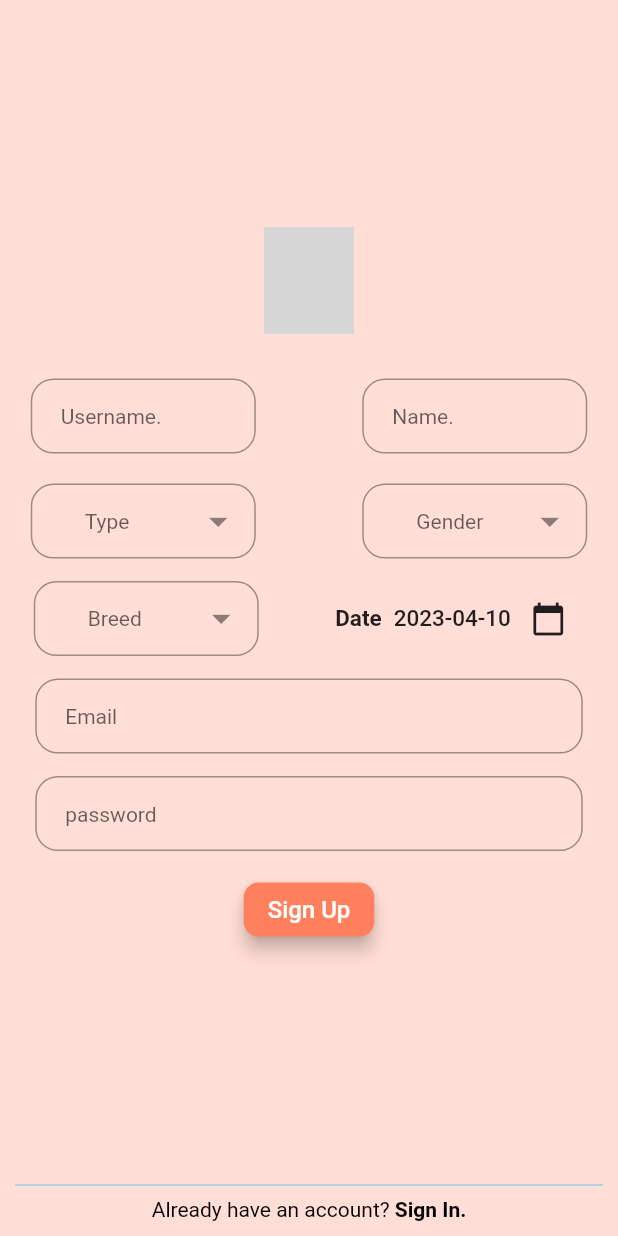
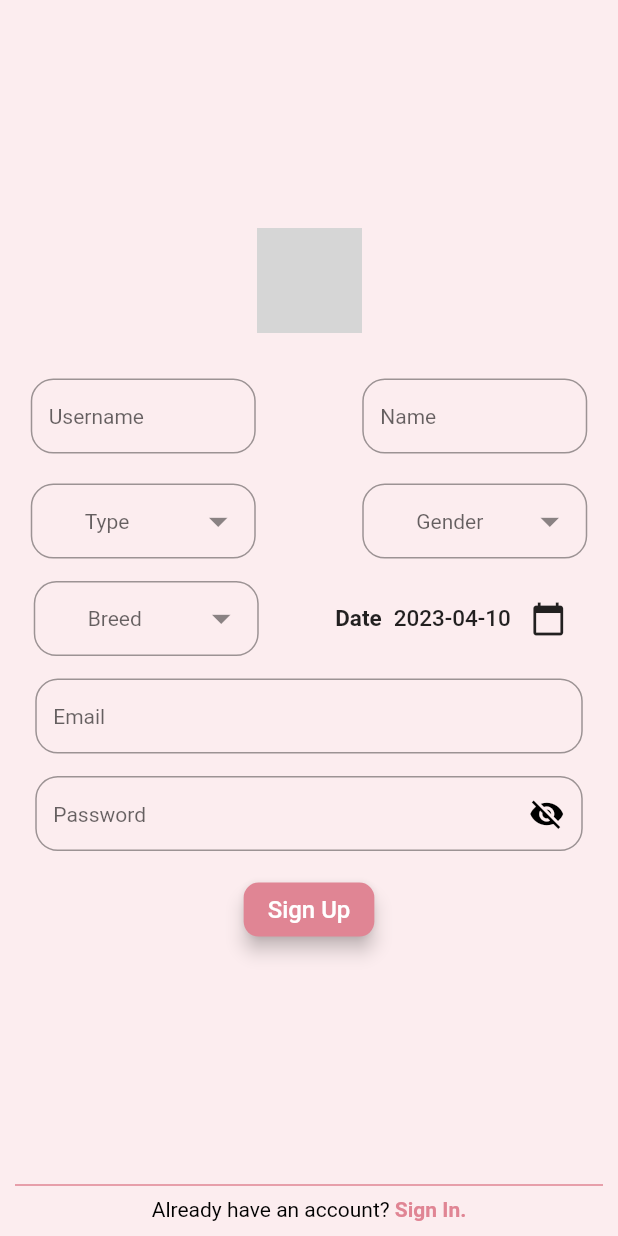
Before and after one commit to humeyrapolat/Petopia, a Flutter app: the screen it shows after launch, after a tap on "Sign Up", on a phone screen of 412 x 824 dp. Run offline on Flutter 3.47's test engine with Material 2 defaults, Android fonts, the phone set to English and light mode, and no system bars; our stand-ins replace bloc, cached_network_image, cloud_firestore, dropdown_button2, equatable, firebase_auth and 8 more; accounts and stored records are empty; grey boxes are pictures that could not be loaded.

Commit message:
credential page and edit profile page fixed
Co-Authored-By: Hümeyra Köseoğlu <71442681+humeyrakoseoglu@users.noreply.github.com>

```diff
--- a/lib/features/presentation/page/credential/sign_in.dart
+++ b/lib/features/presentation/page/credential/sign_in.dart
@@ -3,7 +3,6 @@ import 'package:flutter_bloc/flutter_bloc.dart';
 import 'package:petopia/features/presentation/cubit/auth/auth_cubit.dart';
 import 'package:petopia/features/presentation/cubit/credential/credential_cubit.dart';
 import 'package:petopia/features/presentation/page/main_screen/main_screen.dart';
-import 'package:petopia/features/presentation/widgets/button_container_widget.dart';
 import 'package:petopia/features/presentation/widgets/form_container_widget.dart';
 import 'package:petopia/util/consts.dart';
 
@@ -30,7 +29,7 @@ class _SignInPageState extends State<SignInPage> {
   @override
   Widget build(BuildContext context) {
     return Scaffold(
-      backgroundColor: white,
+      backgroundColor: lightPinkColor,
       body: BlocConsumer<CredentialCubit, CredentialState>(
         listener: (context, credentialState) {
           if (credentialState is CredentialSuccess) {
@@ -70,7 +69,9 @@ class _SignInPageState extends State<SignInPage> {
           const Text(
             'Petopia',
             style: TextStyle(
-                color: black, fontSize: 30, fontWeight: FontWeight.bold),
+                color: darkPinkColor,
+                fontSize: 30,
+                fontWeight: FontWeight.bold),
           ),
           sizeVertical(30),
           FormContainerWidget(
@@ -85,16 +86,29 @@ class _SignInPageState extends State<SignInPage> {
             isPasswordField: true,
           ),
           sizeVertical(15),
-          ButtonContainerWidget(
-            color: darkBlueColor,
-            text: 'Sign In',
-            onTapListener: () {
-              _signIn();
-            },
+          ElevatedButton(
+            onPressed: () => _isSignIn,
+            style: ButtonStyle(
+              elevation: MaterialStateProperty.all<double>(5),
+              backgroundColor: MaterialStateProperty.all<Color>(darkPinkColor),
+              shape: MaterialStateProperty.all<RoundedRectangleBorder>(
+                RoundedRectangleBorder(
+                  borderRadius: BorderRadius.circular(10.0),
+                ),
+              ),
+            ),
+            child: const Text(
+              "Sign In",
+              style: TextStyle(
+                fontSize: 16,
+                fontWeight: FontWeight.w500,
+              ),
+            ),
           ),
           Flexible(flex: 2, child: Container()),
           const Divider(
-            color: black,
+            color: darkPinkColor,
+            thickness: 1,
           ),
           Row(
             mainAxisAlignment: MainAxisAlignment.center,
@@ -109,8 +123,10 @@ class _SignInPageState extends State<SignInPage> {
                       context, PageConsts.signUpPage, (route) => false);
                 },
                 child: const Text(" Sign Up",
-                    style:
-                        TextStyle(color: black, fontWeight: FontWeight.bold)),
+                    style: TextStyle(
+                      color: darkPinkColor,
+                      fontWeight: FontWeight.bold,
+                    )),
               ),
             ],
           ),
--- a/lib/features/presentation/page/credential/sign_up_page.dart
+++ b/lib/features/presentation/page/credential/sign_up_page.dart
@@ -1,6 +1,4 @@
 import 'dart:io';
-
-import 'package:calendar_date_picker2/calendar_date_picker2.dart';
 import 'package:dropdown_button2/dropdown_button2.dart';
 import 'package:flutter/material.dart';
 import 'package:flutter_bloc/flutter_bloc.dart';
@@ -10,6 +8,7 @@ import 'package:petopia/features/domain/entities/user/user_entity.dart';
 import 'package:petopia/features/presentation/cubit/auth/auth_cubit.dart';
 import 'package:petopia/features/presentation/cubit/credential/credential_cubit.dart';
 import 'package:petopia/features/presentation/page/main_screen/main_screen.dart';
+import 'package:petopia/features/presentation/widgets/form_container_widget.dart';
 import 'package:petopia/profile_widget.dart';
 
 import '../../../../util/consts.dart';
@@ -96,7 +95,7 @@ class _SignUpPageState extends State<SignUpPage> {
   @override
   Widget build(BuildContext context) {
     return Scaffold(
-      backgroundColor: lightOrangeColor,
+      backgroundColor: lightPinkColor,
       body: BlocConsumer<CredentialCubit, CredentialState>(
         listener: (context, credentialState) {
           if (credentialState is CredentialSuccess) {
@@ -141,13 +140,9 @@ class _SignUpPageState extends State<SignUpPage> {
               child: Stack(
                 children: [
                   Container(
-                    color: darkPinkColor,
-                      width: 60,
-                      height: 100,
-
-                      child: ClipRRect(
-
-                          child: profileWidget(image: _image))),
+                      width: 70,
+                      height: 70,
+                      child: ClipRRect(child: profileWidget(image: _image))),
                   Positioned(
                     right: -10,
                     bottom: -15,
@@ -170,39 +165,20 @@ class _SignUpPageState extends State<SignUpPage> {
               SizedBox(
                 width: 150,
                 height: 50,
-                child: TextFormField(
+                child: FormContainerWidget(
                   controller: _usernameController,
-                  cursorColor: lightOrangeColor,
-                  decoration: InputDecoration(
-                    contentPadding: const EdgeInsets.symmetric(
-                      horizontal: 20,
-                      vertical: 20,
-                    ),
-                    hintText: 'Username.',
-                    hintStyle: const TextStyle(fontSize: 14),
-                    border: OutlineInputBorder(
-                      borderRadius: BorderRadius.circular(15),
-                    ),
-                  ),
+                  hintText: 'Username',
+                  inputType: TextInputType.name,
                 ),
               ),
               sizeHorizontal(50),
               SizedBox(
                 width: 150,
                 height: 50,
-                child: TextFormField(
+                child: FormContainerWidget(
                   controller: _nameController,
-                  decoration: InputDecoration(
-                    contentPadding: const EdgeInsets.symmetric(
-                      horizontal: 20,
-                      vertical: 20,
-                    ),
-                    hintText: 'Name.',
-                    hintStyle: const TextStyle(fontSize: 14),
-                    border: OutlineInputBorder(
-                      borderRadius: BorderRadius.circular(15),
-                    ),
-                  ),
+                  hintText: 'Name',
+                  inputType: TextInputType.emailAddress,
                 ),
               ),
             ],
@@ -442,38 +418,21 @@ class _SignUpPageState extends State<SignUpPage> {
           SizedBox(
             width: 365,
             height: 50,
-            child: TextFormField(
+            child: FormContainerWidget(
               controller: _emailController,
-              decoration: InputDecoration(
-                contentPadding: const EdgeInsets.symmetric(
-                  horizontal: 20,
-                  vertical: 20,
-                ),
-                hintText: 'Email',
-                hintStyle: const TextStyle(fontSize: 14),
-                border: OutlineInputBorder(
-                  borderRadius: BorderRadius.circular(15),
-                ),
-              ),
+              hintText: 'Email',
+              inputType: TextInputType.emailAddress,
             ),
           ),
           sizeVertical(15),
           SizedBox(
             width: 365,
             height: 50,
-            child: TextFormField(
+            child: FormContainerWidget(
               controller: _passwordController,
-              decoration: InputDecoration(
-                contentPadding: const EdgeInsets.symmetric(
-                  horizontal: 20,
-                  vertical: 20,
-                ),
-                hintText: 'password',
-                hintStyle: const TextStyle(fontSize: 14),
-                border: OutlineInputBorder(
-                  borderRadius: BorderRadius.circular(15),
-                ),
-              ),
+              hintText: 'Password',
+              inputType: TextInputType.visiblePassword,
+              isPasswordField: true,
             ),
           ),
           const SizedBox(height: 15),
@@ -483,8 +442,7 @@ class _SignUpPageState extends State<SignUpPage> {
             },
             style: ButtonStyle(
               elevation: MaterialStateProperty.all<double>(5),
-              backgroundColor:
-                  MaterialStateProperty.all<Color>(darkOrangeColor),
+              backgroundColor: MaterialStateProperty.all<Color>(darkPinkColor),
               shape: MaterialStateProperty.all<RoundedRectangleBorder>(
                 RoundedRectangleBorder(
                   borderRadius: BorderRadius.circular(10.0),
@@ -524,7 +482,8 @@ class _SignUpPageState extends State<SignUpPage> {
             child: Container(),
           ),
           const Divider(
-            color: darkBlueColor,
+            color: darkPinkColor,
+            thickness: 1,
           ),
           Row(
             mainAxisAlignment: MainAxisAlignment.center,
@@ -540,106 +499,13 @@ class _SignUpPageState extends State<SignUpPage> {
                 },
                 child: const Text(
                   "Sign In.",
-                  style: TextStyle(fontWeight: FontWeight.bold, color: black),
+                  style: TextStyle(
+                      fontWeight: FontWeight.bold, color: darkPinkColor),
                 ),
               ),
             ],
           )
         ],
-      ),
-    );
-  }
-
-  dropBody() {
-    return Form(
-      key: _formKey,
-      child: Padding(
-        padding: const EdgeInsets.symmetric(horizontal: 80),
-        child: Column(
-          mainAxisAlignment: MainAxisAlignment.center,
-          children: [
-            TextFormField(
-              decoration: InputDecoration(
-                contentPadding: const EdgeInsets.symmetric(
-                  horizontal: 20,
-                  vertical: 20,
-                ),
-                hintText: 'Enter Your Full Name.',
-                hintStyle: const TextStyle(fontSize: 14),
-                border: OutlineInputBorder(
-                  borderRadius: BorderRadius.circular(15),
-                ),
-              ),
-            ),
-            const SizedBox(height: 30),
-            DropdownButtonFormField2(
-              decoration: InputDecoration(
-                //Add isDense true and zero Padding.
-                //Add Horizontal padding using buttonPadding and Vertical padding by increasing buttonHeight instead of add Padding here so that The whole TextField Button become clickable, and also the dropdown menu open under The whole TextField Button.
-                isDense: true,
-                contentPadding: EdgeInsets.zero,
-                border: OutlineInputBorder(
-                  borderRadius: BorderRadius.circular(15),
-                ),
-                //Add more decoration as you want here
-                //Add label If you want but add hint outside the decoration to be aligned in the button perfectly.
-              ),
-              isExpanded: true,
-              hint: const Text(
-                'Select Your Gender',
-                style: TextStyle(fontSize: 14),
-              ),
-              items: genderItems
-                  .map((item) => DropdownMenuItem<String>(
-                        value: item,
-                        child: Text(
-                          item,
-                          style: const TextStyle(
-                            fontSize: 14,
-                          ),
-                        ),
-                      ))
-                  .toList(),
-              validator: (value) {
-                if (value == null) {
-                  return 'Please select gender.';
-                }
-                return null;
-              },
-              onChanged: (value) {
-                //Do something when changing the item if you want.
-              },
-              onSaved: (value) {
-                selectedValue = value.toString();
-              },
-              buttonStyleData: const ButtonStyleData(
-                height: 60,
-                padding: EdgeInsets.only(left: 20, right: 10),
-              ),
-              iconStyleData: const IconStyleData(
-                icon: Icon(
-                  Icons.arrow_drop_down,
-                  color: Colors.black45,
-                ),
-                iconSize: 30,
-              ),
-              dropdownStyleData: DropdownStyleData(
-                decoration: BoxDecoration(
-                  borderRadius: BorderRadius.circular(15),
-                ),
-              ),
-            ),
-            const SizedBox(height: 30),
-            TextButton(
-              onPressed: () {
-                if (_formKey.currentState!.validate()) {
-                  _formKey.currentState!.save();
-                }
-              },
-              child: const Text('Submit Button'),
-            ),
-          ],
-        ),
       ),
     );
   }
--- a/lib/features/presentation/page/profile/widget/profile_dropDown_widget.dart
+++ b/lib/features/presentation/page/profile/widget/profile_dropDown_widget.dart
@@ -50,6 +50,7 @@ class ProfileDropdownWidget extends StatelessWidget {
       },
       onChanged: (value) {
         //Do something when changing the item if you want.
+        controller!.text = value.toString();
       },
       onSaved: (value) {
         selectedValue = value.toString();
--- a/lib/features/presentation/widgets/form_container_widget.dart
+++ b/lib/features/presentation/widgets/form_container_widget.dart
@@ -38,7 +38,6 @@ class _FormContainerWidgetState extends State<FormContainerWidget> {
     return Container(
       width: double.infinity,
       decoration: BoxDecoration(
-        color: darkBlueColor.withOpacity(.35),
         borderRadius: BorderRadius.circular(3),
       ),
       child: TextFormField(
@@ -51,10 +50,12 @@ class _FormContainerWidgetState extends State<FormContainerWidget> {
         validator: widget.validator,
         onFieldSubmitted: widget.onFieldSubmitted,
         decoration: InputDecoration(
-          border: InputBorder.none,
-          filled: true,
+          hintStyle: const TextStyle(fontSize: 14),
+          border: OutlineInputBorder(
+            borderRadius: BorderRadius.circular(15),
+          ),
+          filled: false,
           hintText: widget.hintText,
-          hintStyle: const TextStyle(color: black),
           suffixIcon: GestureDetector(
             onTap: () {
               setState(() {
@@ -64,7 +65,7 @@ class _FormContainerWidgetState extends State<FormContainerWidget> {
             child: widget.isPasswordField == true
                 ? Icon(
                     _obscureText ? Icons.visibility_off : Icons.visibility,
-                    color: _obscureText == false ? darkPinkColor : black,
+                    color: black,
                   )
                 : const Text(""),
           ),
--- a/lib/on_generate_route.dart
+++ b/lib/on_generate_route.dart
@@ -2,7 +2,6 @@ import 'package:flutter/material.dart';
 import 'package:petopia/features/domain/entities/user/user_entity.dart';
 import 'package:petopia/features/presentation/page/announcement/emergency_call.dart';
 import 'package:petopia/features/presentation/page/announcement/lost_animal.dart';
-import 'package:petopia/features/presentation/page/credential/deneme.dart';
 import 'package:petopia/features/presentation/page/credential/sign_in.dart';
 import 'package:petopia/features/presentation/page/credential/sign_up_page.dart';
 import 'package:petopia/features/presentation/page/home_page/chat/chat.dart';
@@ -41,12 +40,7 @@ class OnGenerateRoute {
             const AdoptionPage(),
           );
         }
-      case PageConsts.denemePage:
-        {
-          return routeBuilder(
-            const MyHomePage(),
-          );
-        }
+
       case PageConsts.emergencyCallPage:
         {
           return routeBuilder(
--- a/lib/util/consts.dart
+++ b/lib/util/consts.dart
@@ -19,7 +19,7 @@ const darkYellowColor = Color(0xfffed36d);
 const lightOrangeColor = Color(0xffffded7);
 const darkOrangeColor = Color(0xffff805d);
 
-const lightPinkColor = Color(0xfff6e0e3);
+const lightPinkColor = Color.fromARGB(255, 252, 237, 239);
 const darkPinkColor = Color(0xffe08594);
 
 Widget sizeVertical(double height) {
```
Also changed, not shown: lib/features/data/data_sources/remote_data_source/remote_data_source_imlp.dart (+4 -5 lines), lib/features/presentation/page/credential/deneme.dart (deleted, +0 -144 lines), lib/features/presentation/page/profile/edit_profile/edit_profile.dart (+6 -7 lines), 2 other files.
